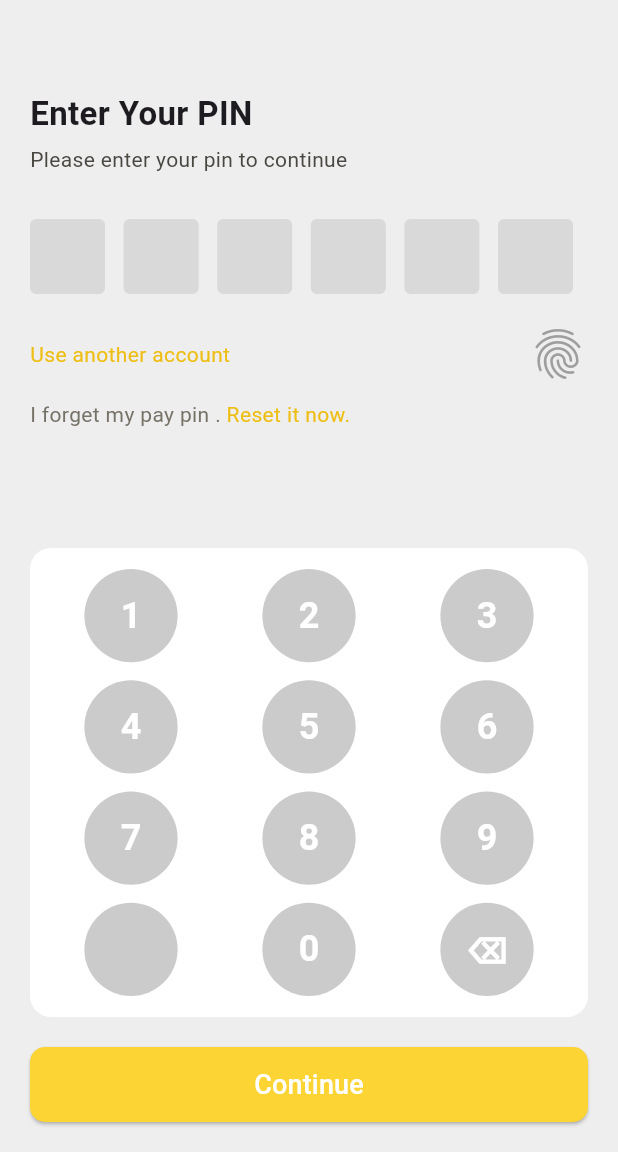
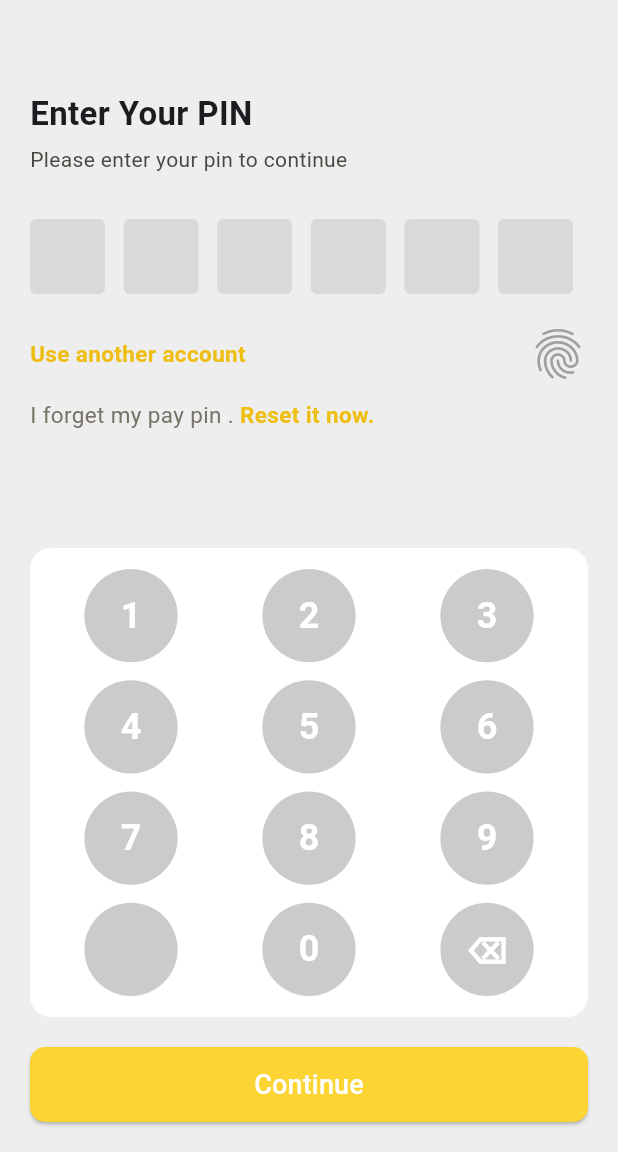
Before and after one commit to sifat5256/halal_it_work, a Flutter app: the screen it shows after launch, on a phone screen of 412 x 824 dp, the part 84-1236 px from its top. Run offline on Flutter 3.47's test engine with Material 3 defaults, Android fonts, the phone set to English and light mode, and no system bars; our stand-ins replace get.

Commit message:
updated(2/04/2025)

```diff
--- a/lib/sign_in/ui/pin_entry_screen.dart
+++ b/lib/sign_in/ui/pin_entry_screen.dart
@@ -67,7 +67,7 @@ class PinEntryScreen extends StatelessWidget {
               mainAxisAlignment: MainAxisAlignment.spaceBetween,
               children: [
                 Text("Use another account",
-                    style: TextStyle(color: Color(0xFFEEBE14), fontSize: 14)),
+                    style: TextStyle(color: Color(0xFFEEBE14), fontSize: 15,fontWeight: FontWeight.bold)),
                 GestureDetector(
                   onTap: () {},
                   child: Icon(Icons.fingerprint, size: 40, color: Colors.grey),
@@ -78,9 +78,9 @@ class PinEntryScreen extends StatelessWidget {
             Row(
               children: [
                 Text("I forget my pay pin . ",
-                    style: TextStyle(color: Color(0xFF767268), fontSize: 14)),
+                    style: TextStyle(color: Color(0xFF767268), fontSize: 15)),
                 Text("Reset it now.",
-                    style: TextStyle(color: Color(0xFFEEBE14), fontSize: 14)),
+                    style: TextStyle(color: Color(0xFFEEBE14), fontSize: 15,fontWeight: FontWeight.bold)),
               ],
             ),
             Spacer(),
```
